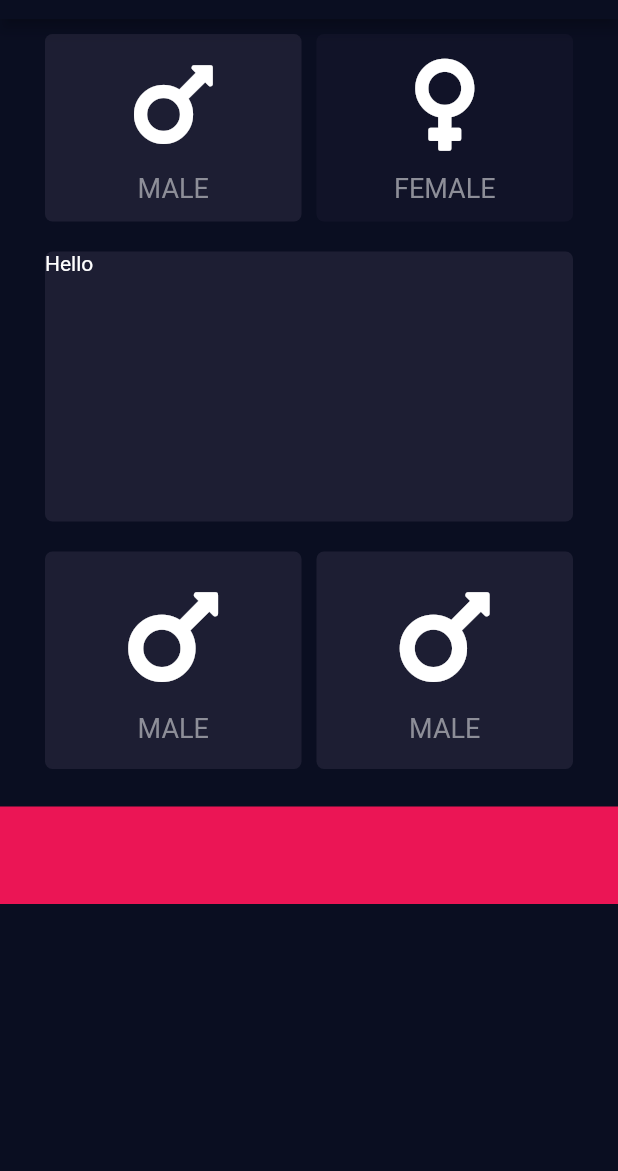
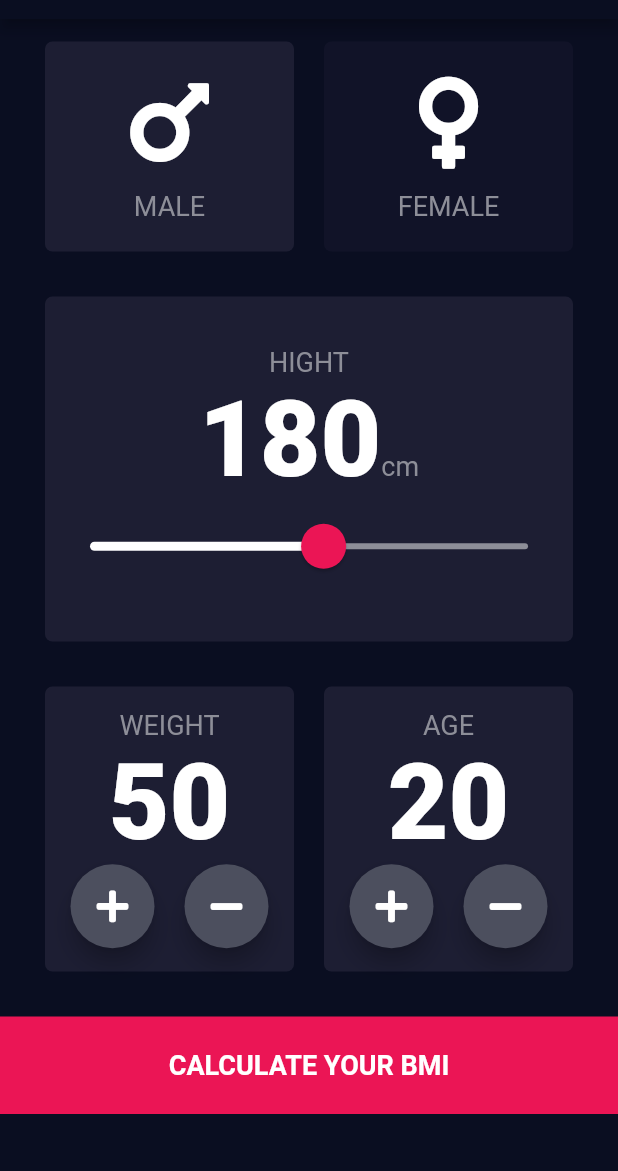
Before and after one commit to iampremtamang/bmi-calculator-flutter, a Flutter app: the screen it shows after launch, after a tap on "FEMALE", on a phone screen of 412 x 824 dp, the part 65-1236 px from its top. Run offline on Flutter 3.47's test engine with Material 2 defaults, Android fonts, the phone set to English and light mode, and no system bars; our stand-ins replace font_awesome_flutter; Roboto replaces fonts that are missing (Monteserrat).

Commit message:
Home Screen UI with func completed

```diff
--- /dev/null
+++ b/lib/constants/constants.dart
@@ -0,0 +1,10 @@
+import 'package:flutter/material.dart';
+
+const kLabelTextStyle = TextStyle(fontSize: 18, color: Color(0xFF8D8E98));
+const Color kActiveCardColor = Color(0xFF1D1E33);
+const Color kInActiveCardColor = Color(0xFF111328);
+const Color kButtonColor = Color(0xFFEB1555);
+const kNumberTextStyle =
+    TextStyle(color: Colors.white, fontSize: 70, fontWeight: FontWeight.w900);
+const kSliderInactiveColor = Color(0xFF8D8E98);
+const kSliderOverlayColor = Color(0x25EB1555);
--- a/lib/main.dart
+++ b/lib/main.dart
@@ -1,4 +1,5 @@
-import 'package:bmi_calculator/screens/input_screen.dart';
+import 'package:bmi_calculator/screens/home_screen.dart';
+import 'package:bmi_calculator/screens/result_screen.dart';
 import 'package:bmi_calculator/utils/palette.dart';
 import 'package:flutter/material.dart';
 import 'package:flutter/services.dart';
@@ -12,6 +13,7 @@ class BMICalculator extends StatelessWidget {
 
   @override
   Widget build(BuildContext context) {
+
     SystemChrome.setEnabledSystemUIOverlays([]);
     return MaterialApp(
       theme: ThemeData(
@@ -25,7 +27,11 @@ class BMICalculator extends StatelessWidget {
           bodyText2: TextStyle(color: Colors.white)
         )
       ),
-      home: InputScreen()
+      initialRoute: '/',
+      routes: {
+        '/':(context)=> const HomeScreen(),
+        '/result':(context) =>const ResultScreen()
+      }
     );
   }
 }
--- /dev/null
+++ b/lib/screens/home_screen.dart
@@ -0,0 +1,258 @@
+import 'package:bmi_calculator/constants/constants.dart';
+import 'package:bmi_calculator/screens/result_screen.dart';
+import 'package:bmi_calculator/utils/gender_enum.dart';
+import 'package:bmi_calculator/widgets/card_item.dart';
+import 'package:bmi_calculator/widgets/icon_content.dart';
+import 'package:bmi_calculator/widgets/round_icon_button.dart';
+import 'package:flutter/material.dart';
+import 'package:font_awesome_flutter/font_awesome_flutter.dart';
+
+class HomeScreen extends StatefulWidget {
+  const HomeScreen({Key? key}) : super(key: key);
+
+  @override
+  _HomeScreenState createState() => _HomeScreenState();
+}
+
+class _HomeScreenState extends State<HomeScreen> {
+  bool genderSelectedMale = true;
+  int height = 180;
+  int weight = 50;
+  int age = 20;
+
+  @override
+  Widget build(BuildContext context) {
+    return Scaffold(
+      appBar: AppBar(
+        automaticallyImplyLeading: false,
+        title: const Text('BMI CALCULATOR'),
+        centerTitle: true,
+      ),
+      body: SingleChildScrollView(
+        child: Column(
+          crossAxisAlignment: CrossAxisAlignment.stretch,
+          children: [
+            Row(
+              children: [
+                Expanded(
+                  child: CardItem(
+                    gestureOnTap: () {
+                      setState(() {
+                        changeCardColor(GenderType.male);
+                      });
+                    },
+                    left: 30,
+                    right: 10,
+                    color: genderSelectedMale
+                        ? kInActiveCardColor
+                        : kActiveCardColor,
+                    height: 140,
+                    cardChild: const IconContent(
+                      icon: FontAwesomeIcons.mars,
+                      textData: 'MALE',
+                    ),
+                  ),
+                ),
+                Expanded(
+                  child: CardItem(
+                    gestureOnTap: () {
+                      setState(() {
+                        changeCardColor(GenderType.female);
+                      });
+                    },
+                    left: 10,
+                    right: 30,
+                    color: genderSelectedMale
+                        ? kActiveCardColor
+                        : kInActiveCardColor,
+                    height: 140,
+                    cardChild: const IconContent(
+                      icon: FontAwesomeIcons.venus,
+                      textData: 'FEMALE',
+                    ),
+                  ),
+                ),
+              ],
+            ),
+            Row(
+              children: [
+                Expanded(
+                    child: CardItem(
+                  gestureOnTap: () {},
+                  left: 30,
+                  right: 30,
+                  color: kActiveCardColor,
+                  height: 230,
+                  cardChild: Column(
+                    mainAxisAlignment: MainAxisAlignment.center,
+                    children: [
+                      Text(
+                        'HIGHT',
+                        style: kLabelTextStyle,
+                      ),
+                      Row(
+                        mainAxisAlignment: MainAxisAlignment.center,
+                        crossAxisAlignment: CrossAxisAlignment.baseline,
+                        textBaseline: TextBaseline.alphabetic,
+                        children: [
+                          Text(height.toString(), style: kNumberTextStyle),
+                          Text('cm', style: kLabelTextStyle)
+                        ],
+                      ),
+                      SliderTheme(
+                        data: SliderTheme.of(context).copyWith(
+                          activeTrackColor: Colors.white,
+                          inactiveTrackColor: kSliderInactiveColor,
+                          thumbShape: RoundSliderThumbShape(
+                            enabledThumbRadius: 15.0,
+                          ),
+                          overlayShape: RoundSliderOverlayShape(
+                            overlayRadius: 30.0,
+                          ),
+                          thumbColor: kButtonColor,
+                          overlayColor: kSliderOverlayColor,
+                        ),
+                        child: Slider(
+                            value: height.toDouble(),
+                            min: 100.0,
+                            max: 250.0,
+                            // thumbColor: kButtonColor,
+                            // activeColor: Colors.white,
+                            // inactiveColor: kSliderInactiveColor,
+
+                            onChanged: (value) {
+                              setState(() {
+                                height = value.toInt();
+                              });
+                            }),
+                      )
+                    ],
+                  ),
+                )),
+              ],
+            ),
+            Row(
+              children: [
+                Expanded(
+                    child: CardItem(
+                  gestureOnTap: () {},
+                  left: 30,
+                  right: 10,
+                  color: kActiveCardColor,
+                  height: 190,
+                  cardChild: Column(
+                    mainAxisAlignment: MainAxisAlignment.center,
+                    children: [
+                      Text('WEIGHT', style: kLabelTextStyle),
+                      Text(weight.toString(), style: kNumberTextStyle),
+                      Row(
+                        mainAxisAlignment: MainAxisAlignment.center,
+                        children: [
+                          RoundIconButton(
+                            icon: FontAwesomeIcons.plus,
+                            onPress: () {
+                              setState(() {
+                                weight += 1;
+                              });
+                            },
+                          ),
+                          const SizedBox(
+                            width: 20,
+                          ),
+                          RoundIconButton(
+                            icon: FontAwesomeIcons.minus,
+                            onPress: () {
+                              setState(() {
+                                weight -= 1;
+                              });
+                            },
+                          )
+                        ],
+                      )
+                    ],
+                  ),
+                )),
+                Expanded(
+                    child: CardItem(
+                  gestureOnTap: () {},
+                  left: 10,
+                  right: 30,
+                  color: kActiveCardColor,
+                  height: 190,
+                  cardChild: Column(
+                    mainAxisAlignment: MainAxisAlignment.center,
+                    children: [
+                      Text('AGE', style: kLabelTextStyle),
+                      Text(
+                        age.toString(),
+                        style: kNumberTextStyle,
+                      ),
+                      Row(
+                        mainAxisAlignment: MainAxisAlignment.center,
+                        children: [
+                          RoundIconButton(
+                              icon: FontAwesomeIcons.plus,
+                              onPress: () {
+                                setState(() {
+                                  age += 1;
+                                });
+                              }),
+                          const SizedBox(
+                            width: 20,
+                          ),
+                          RoundIconButton(
+                              icon: FontAwesomeIcons.minus,
+                              onPress: () {
+                                setState(() {
+                                  age -= 1;
+                                });
+                              }),
+                        ],
+                      )
+                    ],
+                  ),
+                )),
+              ],
+            ),
+            GestureDetector(
+              onTap: () {
+                Navigator.pushNamed(context, '/result');
+              },
+
+              child: Container(
+                color: kButtonColor,
+                height: 65,
+                width: double.infinity,
+                margin: const EdgeInsets.only(
+                  top: 15,
+                ),
+                child: Center(child: Text('CALCULATE YOUR BMI', style: TextStyle(fontSize: 18, fontWeight: FontWeight.bold),)),
+                // child: Text('CALCULATE YOUR BMI'),
+              ),
+            )
+          ],
+        ),
+      ),
+    );
+  }
+
+  void changeCardColor(GenderType genderType) {
+    // male card pressed
+    if (genderType == GenderType.male) {
+      if (genderSelectedMale == false) {
+        setState(() {
+          genderSelectedMale = true;
+        });
+      }
+    }
+
+    //female card pressed
+    if (genderType == GenderType.female) {
+      if (genderSelectedMale == true) {
+        setState(() {
+          genderSelectedMale = false;
+        });
+      }
+    }
+  }
+}
--- a/lib/screens/input_screen.dart
+++ /dev/null
@@ -1,173 +0,0 @@
-import 'package:bmi_calculator/widgets/card_item.dart';
-import 'package:bmi_calculator/widgets/icon_content.dart';
-import 'package:flutter/material.dart';
-import 'package:font_awesome_flutter/font_awesome_flutter.dart';
-
-class InputScreen extends StatefulWidget {
-  @override
-  _InputScreenState createState() => _InputScreenState();
-}
-
-class _InputScreenState extends State<InputScreen> {
-  final Color activeCardColor = const Color(0xFF1D1E33);
-  final Color inActiveCardColor = const Color(0xFF111328);
-  final Color buttonColor = const Color(0xFFEB1555);
-  bool genderSelectedMale =  true;
-
-  void changeCardColor(int index) {
-    if(index==0) {
-      print('Male tapped ${genderSelectedMale}');
-      if (genderSelectedMale == false) {
-        setState(() {
-          genderSelectedMale = true;
-        });
-      }
-      // else {
-      //   setState(() {
-      //     genderSelectedMale = false;
-      //   });
-      // }
-
-    }
-    if(index==1) {
-      print('Female Tapped ${genderSelectedMale}');
-      if(genderSelectedMale == true) {
-        setState(() {
-          genderSelectedMale = false;
-        });
-      }
-      // else {
-      //   setState(() {
-      //     genderSelectedMale=true;
-      //   });
-      // }
-    }
-
-
-  }
-  @override
-  Widget build(BuildContext context) {
-    return Scaffold(
-      appBar: AppBar(
-        title: const Text('BMI CALCULATOR'),
-        centerTitle: true,
-      ),
-      body: SingleChildScrollView(
-        child: Column(
-          children: [
-            Row(
-              children: [
-                Expanded(
-                    child: GestureDetector(
-                      onTap: (){
-                        changeCardColor(0);
-                      },
-                  child: CardItem(
-                    left: 30,
-                    right: 5,
-                    color: genderSelectedMale ? inActiveCardColor : activeCardColor,
-                    height: 125,
-                    cardChild: const IconContent(
-                      icon: FontAwesomeIcons.mars,
-                      textData: 'MALE',
-                    ),
-                  ),
-                )),
-                Expanded(
-                  child: GestureDetector(
-                    onTap: (){
-                      setState(() {
-                        changeCardColor(1);
-                      });
-                    },
-                    child: CardItem(
-                      left: 5,
-                      right: 30,
-                      color: genderSelectedMale ? activeCardColor : inActiveCardColor,
-                      height: 125,
-                      cardChild: const IconContent(
-                        icon: FontAwesomeIcons.venus,
-                        textData: 'FEMALE',
-                      ),
-                    ),
-                  ),
-                ),
-              ],
-            ),
-            Row(
-              children: [
-                Expanded(
-                    child: CardItem(
-                  left: 30,
-                  right: 30,
-                  color: activeCardColor,
-                  height: 180,
-                  cardChild: Text('Hello'),
-                )),
-              ],
-            ),
-            Row(
-              children: [
-                Expanded(
-                    child: CardItem(
-                  left: 30,
-                  right: 5,
-                  color: activeCardColor,
-                  height: 145,
-                  cardChild: Column(
-                    mainAxisAlignment: MainAxisAlignment.center,
-                    children: [
-                      Icon(
-                        FontAwesomeIcons.mars,
-                        size: 80,
-                        color: Colors.white,
-                      ),
-                      SizedBox(
-                        height: 10,
-                      ),
-                      Text('MALE',
-                          style:
-                              TextStyle(fontSize: 18, color: Color(0xFF8D8E98)))
-                    ],
-                  ),
-                )),
-                Expanded(
-                    child: CardItem(
-                  left: 5,
-                  right: 30,
-                  color: activeCardColor,
-                  height: 145,
-                  cardChild: Column(
-                    mainAxisAlignment: MainAxisAlignment.center,
-                    children: [
-                      Icon(
-                        FontAwesomeIcons.mars,
-                        size: 80,
-                        color: Colors.white,
-                      ),
-                      SizedBox(
-                        height: 10,
-                      ),
-                      Text('MALE',
-                          style:
-                              TextStyle(fontSize: 18, color: Color(0xFF8D8E98)))
-                    ],
-                  ),
-                )),
-              ],
-            ),
-            Container(
-              color: buttonColor,
-              height: 65,
-              width: double.infinity,
-              margin: const EdgeInsets.only(
-                top: 15,
-              ),
-              // child: Text('CALCULATE YOUR BMI'),
-            )
-          ],
-        ),
-      ),
-    );
-  }
-}
--- /dev/null
+++ b/lib/screens/result_screen.dart
@@ -0,0 +1,20 @@
+import 'package:flutter/material.dart';
+
+
+class ResultScreen extends StatelessWidget {
+  const ResultScreen({ Key? key }) : super(key: key);
+
+  @override
+  Widget build(BuildContext context) {
+    return Scaffold(
+      appBar: AppBar(
+        automaticallyImplyLeading: false,
+        title: Text('BMI CALCULATOR'),
+        centerTitle: true,
+      ),
+      body: Center(
+        child: Text('Result Screen'),
+      ),
+    );
+  }
+}
--- /dev/null
+++ b/lib/utils/gender_enum.dart
@@ -0,0 +1,5 @@
+// Gener Enum for comparing the values of selected card
+enum GenderType {
+  male,
+  female
+}
--- a/lib/widgets/card_item.dart
+++ b/lib/widgets/card_item.dart
@@ -6,6 +6,7 @@ class CardItem extends StatelessWidget {
   final Color color;
   final double height;
   final Widget cardChild;
+  final gestureOnTap;
 
   const CardItem({
     Key? key,
@@ -13,21 +14,25 @@ class CardItem extends StatelessWidget {
     required this.right,
     required this.color,
     required this.height,
-    required this.cardChild
+    required this.cardChild,
+    required this.gestureOnTap
 
   }) : super(key: key);
 
   @override
   Widget build(BuildContext context) {
-    return Container(
+    return GestureDetector(
+      onTap: gestureOnTap,
+      child: Container(
         margin:
-          EdgeInsets.only(left:left, top: 10, right: right, bottom: 10),
+            EdgeInsets.only(left:left, top: 15, right: right, bottom: 15),
         height: height,
         decoration: BoxDecoration(
           color: color,
           borderRadius: BorderRadius.circular(5.0),
         ),
         child: cardChild,
+      ),
     );
   }
 }
--- a/lib/widgets/icon_content.dart
+++ b/lib/widgets/icon_content.dart
@@ -1,3 +1,4 @@
+import 'package:bmi_calculator/constants/constants.dart';
 import 'package:flutter/material.dart';
 import 'package:font_awesome_flutter/font_awesome_flutter.dart';
 
@@ -23,7 +24,7 @@ class IconContent extends StatelessWidget {
         SizedBox(
           height: 10,
         ),
-        Text(textData, style: TextStyle(fontSize: 18, color: Color(0xFF8D8E98)))
+        Text(textData, style: kLabelTextStyle)
       ],
     );
   }
--- /dev/null
+++ b/lib/widgets/round_icon_button.dart
@@ -0,0 +1,23 @@
+import 'package:flutter/material.dart';
+
+class RoundIconButton extends StatelessWidget {
+
+  final onPress;
+  final IconData icon;
+  const RoundIconButton({ Key? key, required this.onPress, required this.icon }) : super(key: key);
+
+  @override
+  Widget build(BuildContext context) {
+    return RawMaterialButton(
+      child: Icon(icon, color: Colors.white,),
+      shape: CircleBorder(),
+      fillColor: Color(0xFF4C4F5E),
+      constraints: BoxConstraints.tightFor(
+        width: 56.0,
+        height: 56.0,
+      ),
+      elevation: 6.0,
+      onPressed: onPress,
+    );
+  }
+}
```
Also changed, not shown: pubspec.lock. Lines whose indentation alone changed are shown as unchanged.
